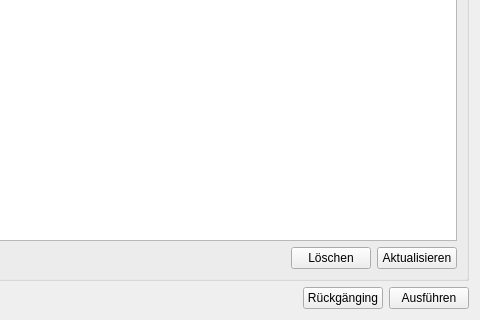
First picture: the form in src/pages/page_da_edit_delete.ui, repository schmufu/abtransfers, before the edit; both pictures show x 386 to 866 and y 172 to 492 of the 866 by 492 pixel window.
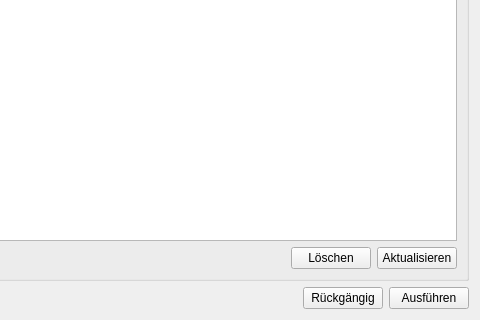
Second picture: the form after the edit.

Commit message: Tippfehler behoben

```diff
--- a/src/pages/page_da_edit_delete.ui
+++ b/src/pages/page_da_edit_delete.ui
@@ -141,7 +141,7 @@
      <item>
       <widget class="QPushButton" name="pushButton_Revert">
        <property name="text">
-        <string>Rückgänging</string>
+        <string>Rückgängig</string>
        </property>
       </widget>
      </item>
```
